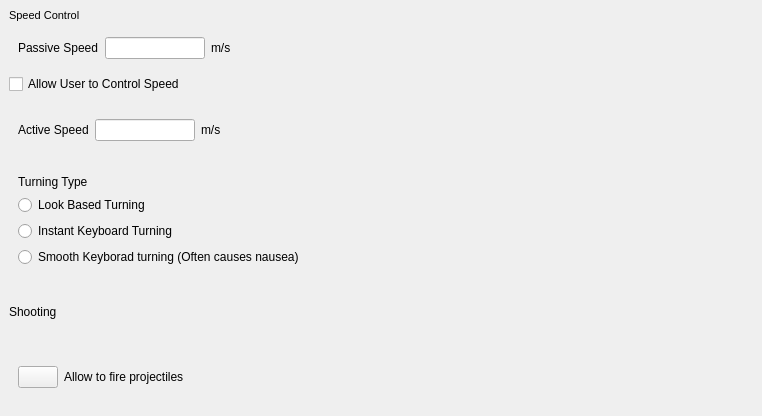
Above: task_passiveflyaround.ui from Painless-VR-Capstone/Qt-ClientApp before the change. Below: the same form after it.
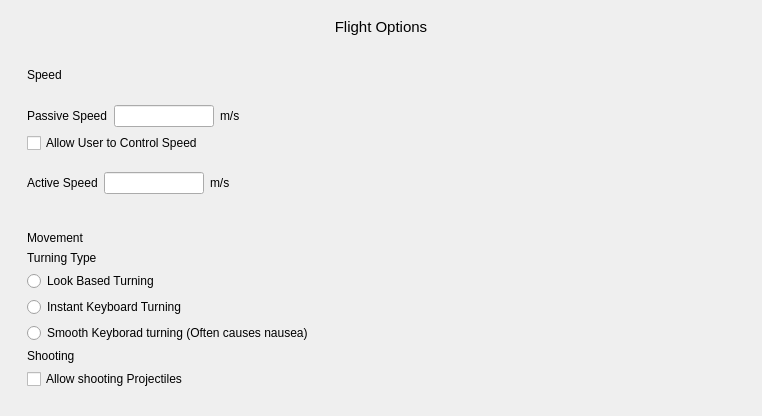
That is the form after the change.

The edit to the form file:
```diff
--- a/task_passiveflyaround.ui
+++ b/task_passiveflyaround.ui
@@ -21,134 +21,46 @@
   </property>
   <layout class="QGridLayout" name="gridLayout">
    <property name="leftMargin">
-    <number>0</number>
+    <number>9</number>
    </property>
    <property name="topMargin">
-    <number>0</number>
+    <number>9</number>
    </property>
    <property name="rightMargin">
-    <number>0</number>
+    <number>9</number>
    </property>
    <property name="bottomMargin">
-    <number>0</number>
+    <number>9</number>
    </property>
    <item row="0" column="0">
     <widget class="QWidget" name="passiveBox" native="true">
      <layout class="QGridLayout" name="gridLayout_6">
-      <item row="0" column="0">
-       <widget class="QLabel" name="label_3">
-        <property name="sizePolicy">
-         <sizepolicy hsizetype="Preferred" vsizetype="Fixed">
-          <horstretch>0</horstretch>
-          <verstretch>0</verstretch>
-         </sizepolicy>
-        </property>
-        <property name="font">
-         <font>
-          <pointsize>8</pointsize>
-         </font>
-        </property>
-        <property name="text">
-         <string>Speed Control</string>
-        </property>
-       </widget>
-      </item>
-      <item row="1" column="0">
-       <widget class="QWidget" name="passiveSpeedBox" native="true">
-        <property name="sizePolicy">
-         <sizepolicy hsizetype="Preferred" vsizetype="Fixed">
-          <horstretch>0</horstretch>
-          <verstretch>0</verstretch>
-         </sizepolicy>
-        </property>
-        <layout class="QGridLayout" name="gridLayout_2">
-         <item row="0" column="0">
-          <widget class="QLabel" name="label">
-           <property name="sizePolicy">
-            <sizepolicy hsizetype="Fixed" vsizetype="Preferred">
-             <horstretch>0</horstretch>
-             <verstretch>0</verstretch>
-            </sizepolicy>
-           </property>
-           <property name="text">
-            <string>Passive Speed</string>
-           </property>
-          </widget>
-         </item>
-         <item row="0" column="1">
-          <widget class="QLineEdit" name="passiveSpeedLineEdit">
-           <property name="maximumSize">
-            <size>
-             <width>100</width>
-             <height>16777215</height>
-            </size>
-           </property>
-           <property name="focusPolicy">
-            <enum>Qt::ClickFocus</enum>
-           </property>
-          </widget>
-         </item>
-         <item row="0" column="2">
-          <widget class="QLabel" name="label_2">
-           <property name="text">
-            <string>m/s</string>
-           </property>
-          </widget>
-         </item>
-        </layout>
-       </widget>
-      </item>
       <item row="2" column="0">
-       <widget class="QCheckBox" name="userControlSpeedCheckBox">
-        <property name="focusPolicy">
-         <enum>Qt::NoFocus</enum>
-        </property>
+       <widget class="QWidget" name="movementBox" native="true">
+        <layout class="QGridLayout" name="gridLayout_8">
+         <item row="0" column="0">
+          <widget class="QLabel" name="label_8">
         <property name="text">
-         <string>Allow User to Control Speed</string>
+            <string>Movement</string>
         </property>
        </widget>
       </item>
       <item row="3" column="0">
-       <widget class="QWidget" name="activeSpeedBox" native="true">
-        <layout class="QGridLayout" name="gridLayout_4">
-         <item row="0" column="1">
-          <widget class="QLineEdit" name="activeSpeedLineEdit">
-           <property name="maximumSize">
-            <size>
-             <width>100</width>
-             <height>16777215</height>
-            </size>
-           </property>
-           <property name="focusPolicy">
-            <enum>Qt::ClickFocus</enum>
-           </property>
-          </widget>
-         </item>
-         <item row="0" column="0">
-          <widget class="QLabel" name="label_6">
-           <property name="sizePolicy">
-            <sizepolicy hsizetype="Fixed" vsizetype="Preferred">
-             <horstretch>0</horstretch>
-             <verstretch>0</verstretch>
-            </sizepolicy>
-           </property>
+          <widget class="QCheckBox" name="checkBox">
            <property name="text">
-            <string>Active Speed</string>
+            <string>Allow shooting Projectiles</string>
            </property>
           </widget>
          </item>
-         <item row="0" column="2">
-          <widget class="QLabel" name="label_7">
+         <item row="2" column="0">
+          <widget class="QLabel" name="label_5">
            <property name="text">
-            <string>m/s</string>
+            <string>Shooting</string>
            </property>
           </widget>
          </item>
-        </layout>
-       </widget>
-      </item>
-      <item row="4" column="0">
-       <widget class="QWidget" name="turningTypeBox" native="true">
+         <item row="1" column="0">
+          <widget class="QFrame" name="turningTypeBox">
         <property name="sizePolicy">
          <sizepolicy hsizetype="Preferred" vsizetype="Fixed">
           <horstretch>0</horstretch>
@@ -156,6 +68,18 @@
          </sizepolicy>
         </property>
         <layout class="QGridLayout" name="gridLayout_3">
+            <property name="leftMargin">
+             <number>0</number>
+            </property>
+            <property name="topMargin">
+             <number>0</number>
+            </property>
+            <property name="rightMargin">
+             <number>0</number>
+            </property>
+            <property name="bottomMargin">
+             <number>0</number>
+            </property>
          <item row="3" column="0">
           <widget class="QRadioButton" name="smoothKeyboardRadioButton">
            <property name="focusPolicy">
@@ -202,36 +126,155 @@
         </layout>
        </widget>
       </item>
-      <item row="5" column="0">
-       <widget class="QLabel" name="label_5">
+        </layout>
+       </widget>
+      </item>
+      <item row="0" column="0">
+       <widget class="QLabel" name="label_3">
+        <property name="sizePolicy">
+         <sizepolicy hsizetype="Preferred" vsizetype="Fixed">
+          <horstretch>0</horstretch>
+          <verstretch>0</verstretch>
+         </sizepolicy>
+        </property>
+        <property name="font">
+         <font>
+          <pointsize>11</pointsize>
+         </font>
+        </property>
         <property name="text">
-         <string>Shooting</string>
+         <string>Flight Options</string>
+        </property>
+        <property name="alignment">
+         <set>Qt::AlignCenter</set>
         </property>
        </widget>
       </item>
-      <item row="6" column="0">
-       <widget class="QWidget" name="projectileBox" native="true">
-        <layout class="QGridLayout" name="gridLayout_5">
+      <item row="1" column="0">
+       <widget class="QWidget" name="speedBox" native="true">
+        <layout class="QGridLayout" name="gridLayout_7">
+         <item row="3" column="0">
+          <widget class="QFrame" name="activeSpeedBox">
+           <layout class="QGridLayout" name="gridLayout_4">
+            <property name="leftMargin">
+             <number>0</number>
+            </property>
+            <property name="topMargin">
+             <number>0</number>
+            </property>
+            <property name="rightMargin">
+             <number>0</number>
+            </property>
+            <property name="bottomMargin">
+             <number>0</number>
+            </property>
          <item row="0" column="1">
-          <widget class="QLabel" name="label_8">
-           <property name="text">
-            <string>Allow to fire projectiles</string>
+             <widget class="QLineEdit" name="activeSpeedLineEdit">
+              <property name="maximumSize">
+               <size>
+                <width>100</width>
+                <height>16777215</height>
+               </size>
+              </property>
+              <property name="focusPolicy">
+               <enum>Qt::ClickFocus</enum>
            </property>
           </widget>
          </item>
          <item row="0" column="0">
-          <widget class="QPushButton" name="projectilesSwitch">
+             <widget class="QLabel" name="label_6">
            <property name="sizePolicy">
-            <sizepolicy hsizetype="Fixed" vsizetype="Fixed">
+               <sizepolicy hsizetype="Fixed" vsizetype="Preferred">
              <horstretch>0</horstretch>
              <verstretch>0</verstretch>
             </sizepolicy>
            </property>
+              <property name="text">
+               <string>Active Speed</string>
+              </property>
+             </widget>
+            </item>
+            <item row="0" column="2">
+             <widget class="QLabel" name="label_7">
+              <property name="text">
+               <string>m/s</string>
+              </property>
+             </widget>
+            </item>
+           </layout>
+          </widget>
+         </item>
+         <item row="2" column="0">
+          <widget class="QCheckBox" name="userControlSpeedCheckBox">
            <property name="focusPolicy">
             <enum>Qt::NoFocus</enum>
            </property>
            <property name="text">
-            <string/>
+            <string>Allow User to Control Speed</string>
+           </property>
+          </widget>
+         </item>
+         <item row="1" column="0">
+          <widget class="QFrame" name="passiveSpeedBox">
+           <property name="sizePolicy">
+            <sizepolicy hsizetype="Preferred" vsizetype="Fixed">
+             <horstretch>0</horstretch>
+             <verstretch>0</verstretch>
+            </sizepolicy>
+           </property>
+           <layout class="QGridLayout" name="gridLayout_2">
+            <property name="leftMargin">
+             <number>0</number>
+            </property>
+            <property name="topMargin">
+             <number>0</number>
+            </property>
+            <property name="rightMargin">
+             <number>0</number>
+            </property>
+            <property name="bottomMargin">
+             <number>0</number>
+            </property>
+            <item row="0" column="0">
+             <widget class="QLabel" name="label">
+              <property name="sizePolicy">
+               <sizepolicy hsizetype="Fixed" vsizetype="Preferred">
+                <horstretch>0</horstretch>
+                <verstretch>0</verstretch>
+               </sizepolicy>
+              </property>
+              <property name="text">
+               <string>Passive Speed</string>
+              </property>
+             </widget>
+            </item>
+            <item row="0" column="1">
+             <widget class="QLineEdit" name="passiveSpeedLineEdit">
+              <property name="maximumSize">
+               <size>
+                <width>100</width>
+                <height>16777215</height>
+               </size>
+              </property>
+              <property name="focusPolicy">
+               <enum>Qt::ClickFocus</enum>
+              </property>
+             </widget>
+            </item>
+            <item row="0" column="2">
+             <widget class="QLabel" name="label_2">
+              <property name="text">
+               <string>m/s</string>
+              </property>
+             </widget>
+            </item>
+           </layout>
+          </widget>
+         </item>
+         <item row="0" column="0">
+          <widget class="QLabel" name="label_9">
+           <property name="text">
+            <string>Speed</string>
            </property>
           </widget>
          </item>
```
Left out of the diff: 2 changed lines with no effect on the pictures. Lines whose indentation alone changed are shown as unchanged.
